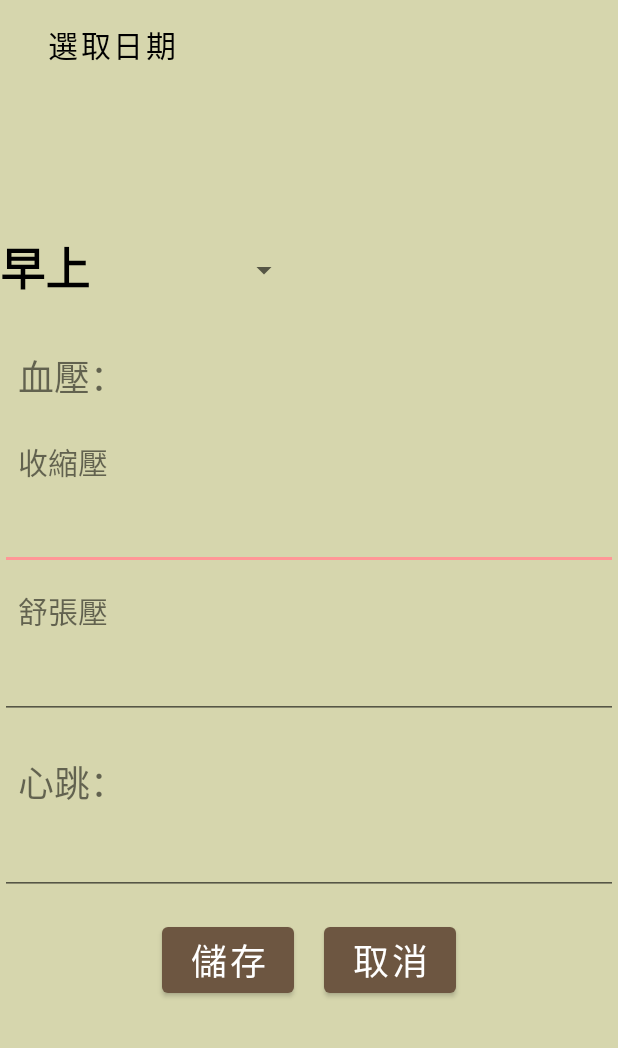
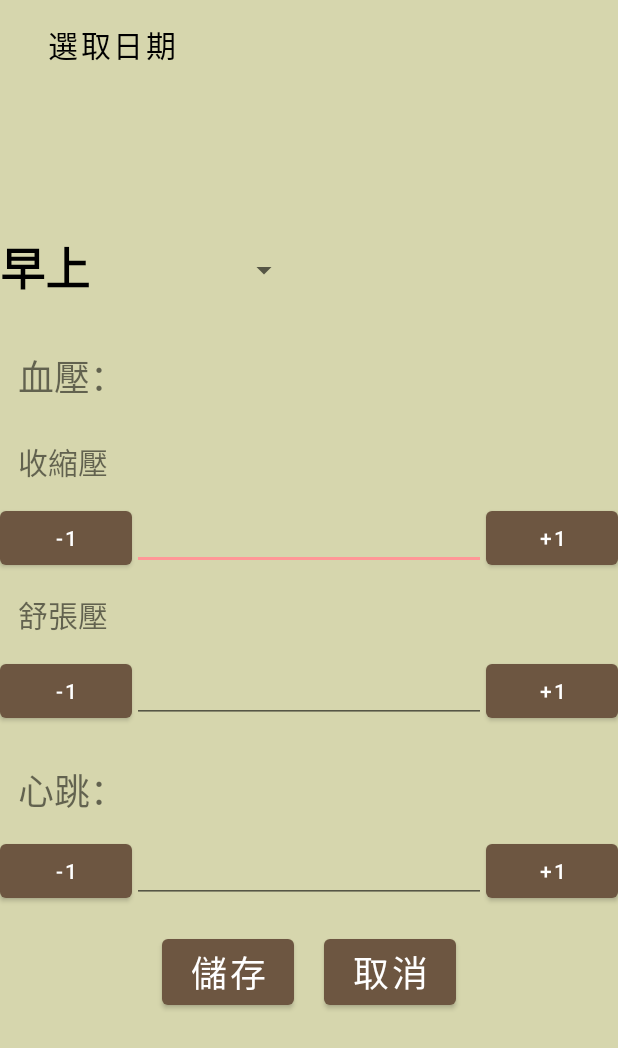
Before and after one commit to Ruoruol/ComposeProject1.4, an Android app built with Jetpack Compose: the LineChartData screen opened directly, with no data from a screen before it, on a phone screen of 412 x 824 dp. Shown: the top 1048 px of the screen. Run offline under Robolectric (Android 15) with nearby library versions, the phone set to English and light mode, and no system bars; our stand-ins replace Room's generated code.

Commit message:
feat:增加需求

```diff
--- a/app/src/main/res/layout/activity_linechart.xml
+++ b/app/src/main/res/layout/activity_linechart.xml
@@ -4,9 +4,10 @@
     xmlns:tools="http://schemas.android.com/tools"
     android:layout_width="match_parent"
     android:layout_height="match_parent"
+    android:background="#D6D6AD"
+    android:id="@+id/container"
     android:orientation="vertical"
-    tools:context=".LineChartData"
-    android:background="#D6D6AD">
+    tools:context=".LineChartData">
 
     <Button
         android:id="@+id/bt_date"
@@ -46,38 +47,96 @@
         android:text="收縮壓  "
         android:textSize="20dp" />
 
-    <EditText
-        android:id="@+id/et_high"
-        android:inputType="number"
+    <LinearLayout
         android:layout_width="match_parent"
-        android:layout_height="wrap_content" />
+        android:layout_height="wrap_content"
+        android:orientation="horizontal">
+
+        <Button
+            android:id="@+id/bn1s"
+            android:layout_width="wrap_content"
+            android:layout_height="wrap_content"
+            android:text="-1" />
+
+        <EditText
+            android:id="@+id/et_high"
+            android:layout_width="0dp"
+            android:layout_height="wrap_content"
+            android:layout_weight="1"
+            android:inputType="number" />
+
+        <Button
+            android:id="@+id/bn1a"
+            android:layout_width="wrap_content"
+            android:layout_height="wrap_content"
+            android:text="+1" />
+
+    </LinearLayout>
 
     <TextView
         android:layout_width="match_parent"
         android:layout_height="wrap_content"
+        android:inputType="number"
         android:padding="12dp"
-        android:inputType="number"
         android:text="舒張壓  "
         android:textSize="20dp" />
 
-    <EditText
-        android:id="@+id/et_low"
+    <LinearLayout
         android:layout_width="match_parent"
-        android:layout_height="wrap_content" />
+        android:layout_height="wrap_content"
+        android:orientation="horizontal">
+
+        <Button
+            android:id="@+id/bn2s"
+            android:layout_width="wrap_content"
+            android:layout_height="wrap_content"
+            android:text="-1" />
+
+        <EditText
+            android:id="@+id/et_low"
+            android:layout_width="0dp"
+            android:layout_height="wrap_content"
+            android:layout_weight="1" />
+
+        <Button
+            android:id="@+id/bn2a"
+            android:layout_width="wrap_content"
+            android:layout_height="wrap_content"
+            android:text="+1" />
+    </LinearLayout>
 
     <TextView
         android:layout_width="match_parent"
         android:layout_height="wrap_content"
         android:layout_marginTop="12dp"
+        android:inputType="number"
         android:padding="12dp"
-        android:inputType="number"
         android:text="心跳："
         android:textSize="24dp" />
 
-    <EditText
-        android:id="@+id/et_hb"
+    <LinearLayout
         android:layout_width="match_parent"
-        android:layout_height="wrap_content" />
+        android:layout_height="wrap_content"
+        android:orientation="horizontal">
+
+        <Button
+            android:id="@+id/bn3s"
+            android:layout_width="wrap_content"
+            android:layout_height="wrap_content"
+            android:text="-1" />
+
+        <EditText
+            android:id="@+id/et_hb"
+            android:layout_width="0dp"
+            android:layout_height="wrap_content"
+            android:layout_weight="1" />
+
+        <Button
+            android:id="@+id/bn3a"
+            android:layout_width="wrap_content"
+            android:layout_height="wrap_content"
+            android:text="+1" />
+    </LinearLayout>
 
 
     <LinearLayout
```
Also changed, not shown: app/src/main/java/com/example/composeproject1/LineChartData.kt (+63 -0 lines), app/src/main/java/com/example/composeproject1/Medications.kt (+61 -1 lines), app/src/main/java/com/example/composeproject1/model/DataRepository.kt (added, +10 -0 lines), app/src/main/res/layout/activity_medications.xml (+19 -5 lines).
